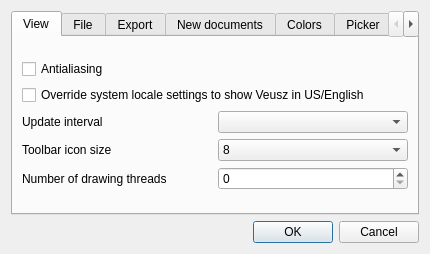
Old version of the form ui/preferences.ui in the repository veusz/veusz.
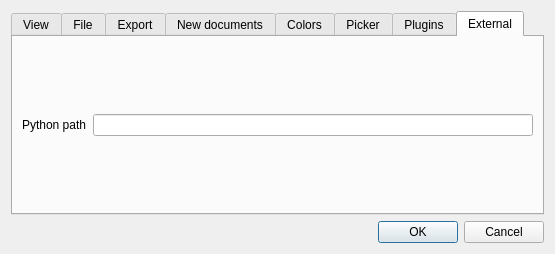
New version of the form. The open tabs and pages were chosen to show the change.

Commit message: Add setting to extend python import path

```diff
--- a/ui/preferences.ui
+++ b/ui/preferences.ui
@@ -6,8 +6,8 @@
    <rect>
     <x>0</x>
     <y>0</y>
-    <width>430</width>
-    <height>252</height>
+    <width>555</width>
+    <height>245</height>
    </rect>
   </property>
   <property name="windowTitle">
@@ -444,6 +444,31 @@
        </item>
       </layout>
      </widget>
+     <widget class="QWidget" name="tab_2">
+      <attribute name="title">
+       <string>External</string>
+      </attribute>
+      <layout class="QVBoxLayout" name="verticalLayout_7">
+       <item>
+        <layout class="QHBoxLayout" name="horizontalLayout">
+         <item>
+          <widget class="QLabel" name="label_14">
+           <property name="text">
+            <string>Python path</string>
+           </property>
+          </widget>
+         </item>
+         <item>
+          <widget class="QLineEdit" name="externalPythonPath">
+           <property name="toolTip">
+            <string>&lt;html&gt;&lt;head/&gt;&lt;body&gt;&lt;p&gt;Enter a colon-separated list of directories to be added to the beginning of the python path. This can be used to find Python modules located in non-default locations. Changing this setting requires a restart.&lt;/p&gt;&lt;/body&gt;&lt;/html&gt;</string>
+           </property>
+          </widget>
+         </item>
+        </layout>
+       </item>
+      </layout>
+     </widget>
     </widget>
    </item>
    <item>
```
The commit also changes 4 other files.
